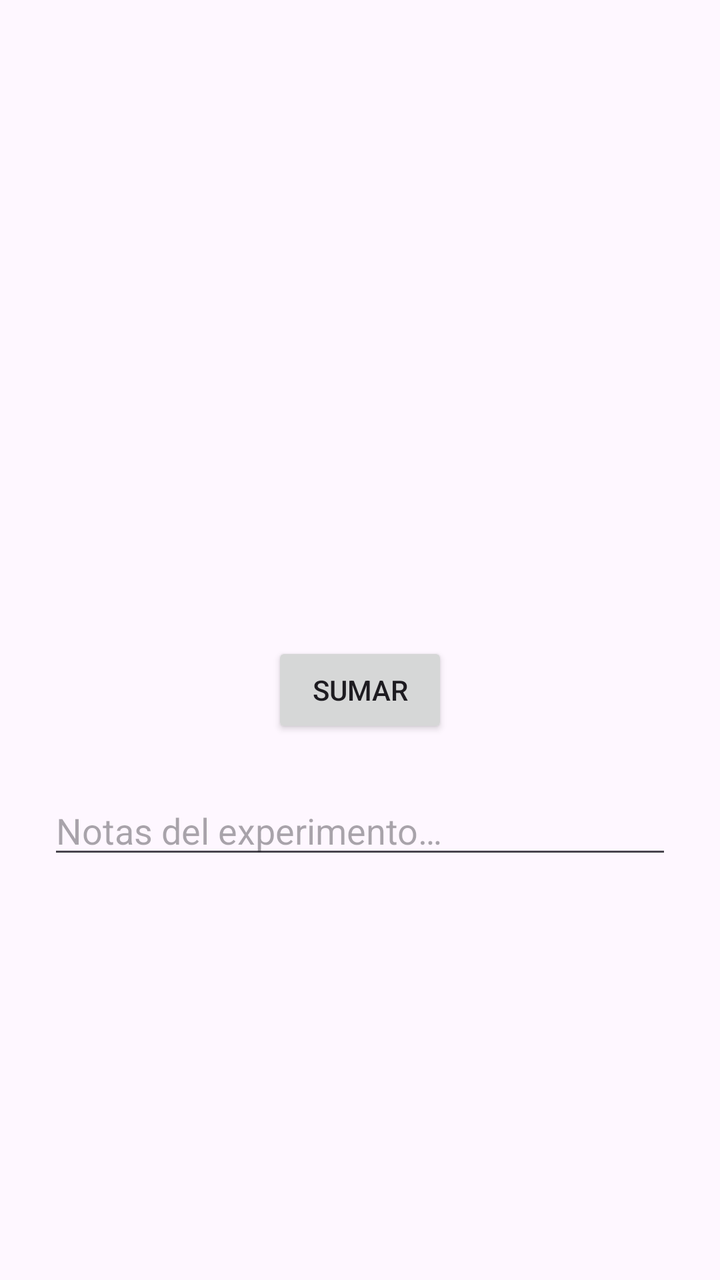
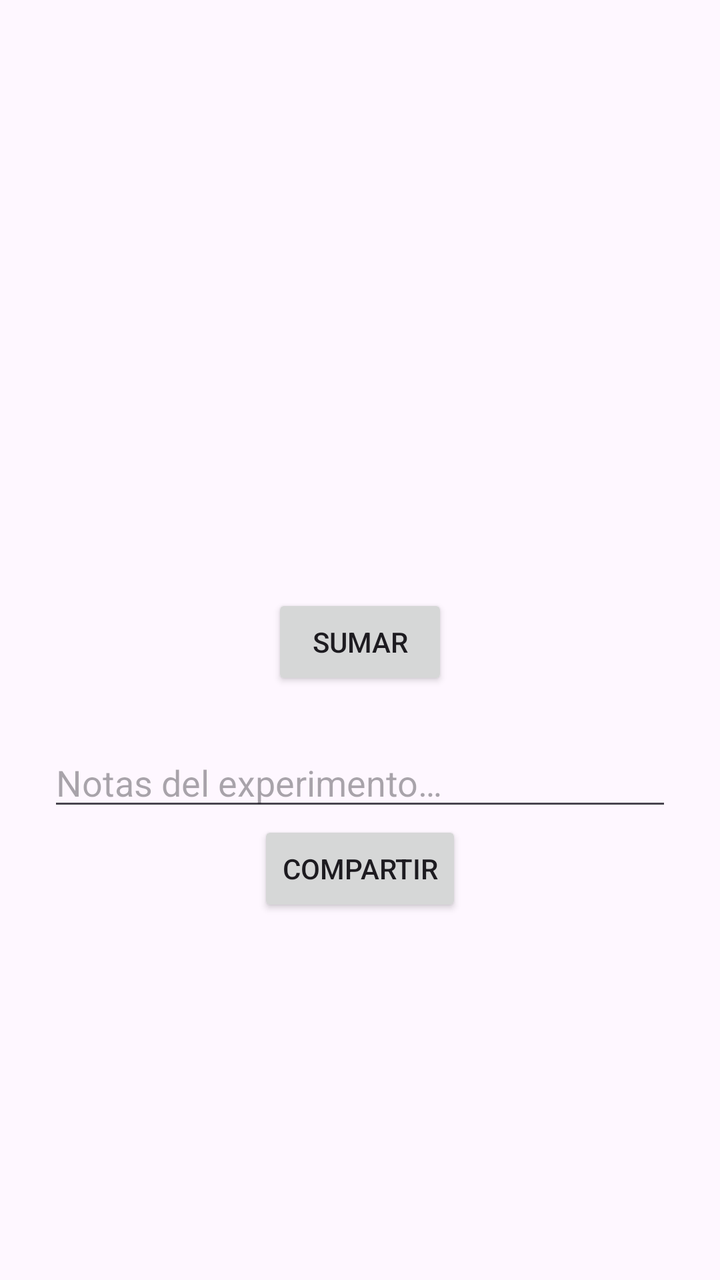

The first picture is an Android layout as it rendered before a commit; the second is the same layout after the commit. The layout source and the unified diff follow.
<!-- AndroidManifest.xml: application theme Theme.HolaYo -->
<!-- res/layout/activity_segunda.xml -->
<?xml version="1.0" encoding="utf-8"?>
<LinearLayout xmlns:android="http://schemas.android.com/apk/res/android"
    android:layout_width="match_parent"
    android:layout_height="match_parent"
    android:orientation="vertical"
    android:gravity="center"
    android:padding="24dp">

    <TextView
        android:id="@+id/tvBienvenida"
        android:layout_width="wrap_content"
        android:layout_height="wrap_content"
        android:textSize="20sp"
        android:textStyle="bold" />

    <TextView
        android:id="@+id/tvContador"
        android:layout_width="wrap_content"
        android:layout_height="wrap_content"
        android:textSize="48sp"
        android:layout_marginTop="24dp" />

    <Button
        android:id="@+id/btnSumar"
        android:layout_width="wrap_content"
        android:layout_height="wrap_content"
        android:text="@string/btn_sumar" />

    <EditText
        android:id="@+id/etNotas"
        android:layout_width="match_parent"
        android:layout_height="wrap_content"
        android:layout_marginTop="24dp"
        android:hint="@string/hint_notas"
        android:inputType="textMultiLine" />

</LinearLayout>
<!-- resources referenced by this layout -->
<resources>
  <string name="btn_sumar">Sumar</string>
  <string name="hint_notas">Notas del experimento…</string>
  <style name="Theme.HolaYo" parent="Base.Theme.HolaYo" />
  <style name="Base.Theme.HolaYo" parent="Theme.Material3.DayNight.NoActionBar">
          
          
      </style>
</resources>

<!-- the commit's change to res/layout/activity_segunda.xml (unified diff, before → after) -->
@@ -34,4 +34,10 @@
         android:hint="@string/hint_notas"
         android:inputType="textMultiLine" />
 
+    <Button
+        android:id="@+id/btnCompartir"
+        android:layout_width="wrap_content"
+        android:layout_height="wrap_content"
+        android:text="@string/btnCompartir" />
+
 </LinearLayout>
<!-- resource entries referenced after the edit -->
@@ -1,5 +1,6 @@
 <!-- resources referenced by this layout -->
 <resources>
+  <string name="btnCompartir">Compartir</string>
   <string name="btn_sumar">Sumar</string>
   <string name="hint_notas">Notas del experimento…</string>
   <style name="Theme.HolaYo" parent="Base.Theme.HolaYo" />
